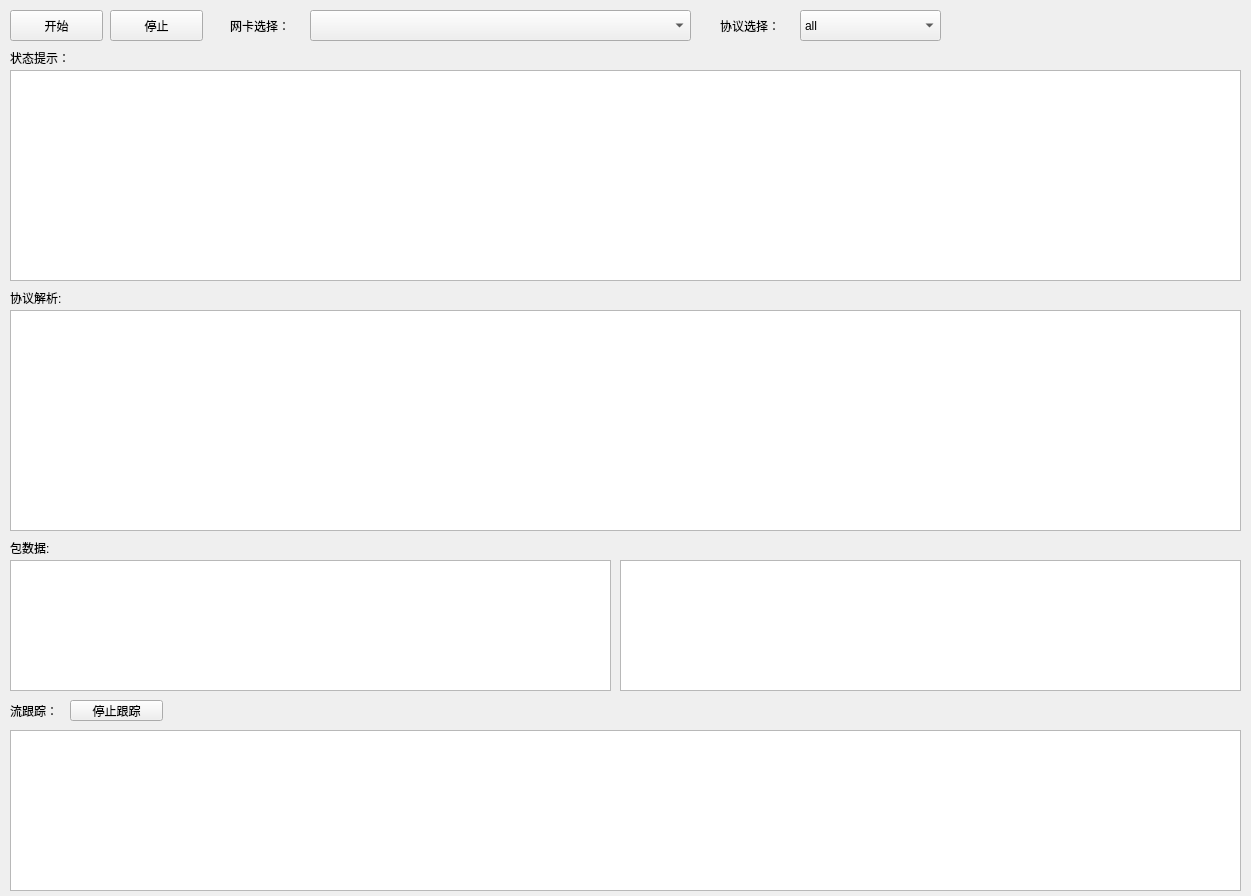
First picture: the form in mainwindow.ui, repository chenhy0106/Sniffer, before the edit.
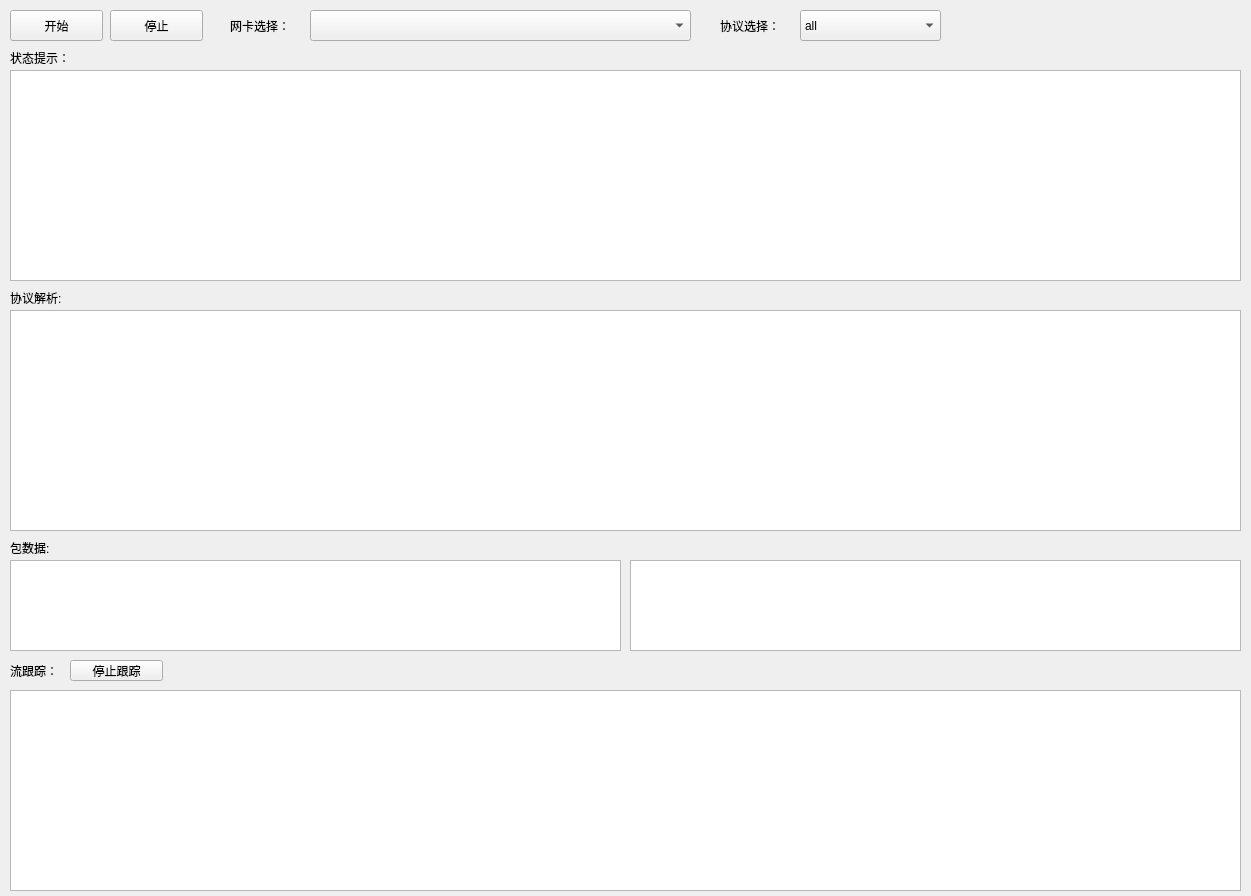
Second picture: the form after the edit.

Commit message: 支持从追踪TCP窗口查看协议解析内容

Patch:
```diff
--- a/mainwindow.ui
+++ b/mainwindow.ui
@@ -195,18 +195,18 @@
      <rect>
       <x>10</x>
       <y>560</y>
-      <width>601</width>
-      <height>131</height>
+      <width>611</width>
+      <height>91</height>
      </rect>
     </property>
    </widget>
    <widget class="QListWidget" name="rawData_2">
     <property name="geometry">
      <rect>
-      <x>620</x>
+      <x>630</x>
       <y>560</y>
-      <width>621</width>
-      <height>131</height>
+      <width>611</width>
+      <height>91</height>
      </rect>
     </property>
    </widget>
@@ -214,9 +214,9 @@
     <property name="geometry">
      <rect>
       <x>10</x>
-      <y>730</y>
+      <y>690</y>
       <width>1231</width>
-      <height>161</height>
+      <height>201</height>
      </rect>
     </property>
    </widget>
@@ -250,7 +250,7 @@
     <property name="geometry">
      <rect>
       <x>10</x>
-      <y>700</y>
+      <y>660</y>
       <width>81</width>
       <height>21</height>
      </rect>
@@ -263,7 +263,7 @@
     <property name="geometry">
      <rect>
       <x>70</x>
-      <y>700</y>
+      <y>660</y>
       <width>93</width>
       <height>21</height>
      </rect>
```
The commit also changes 2 other files.
